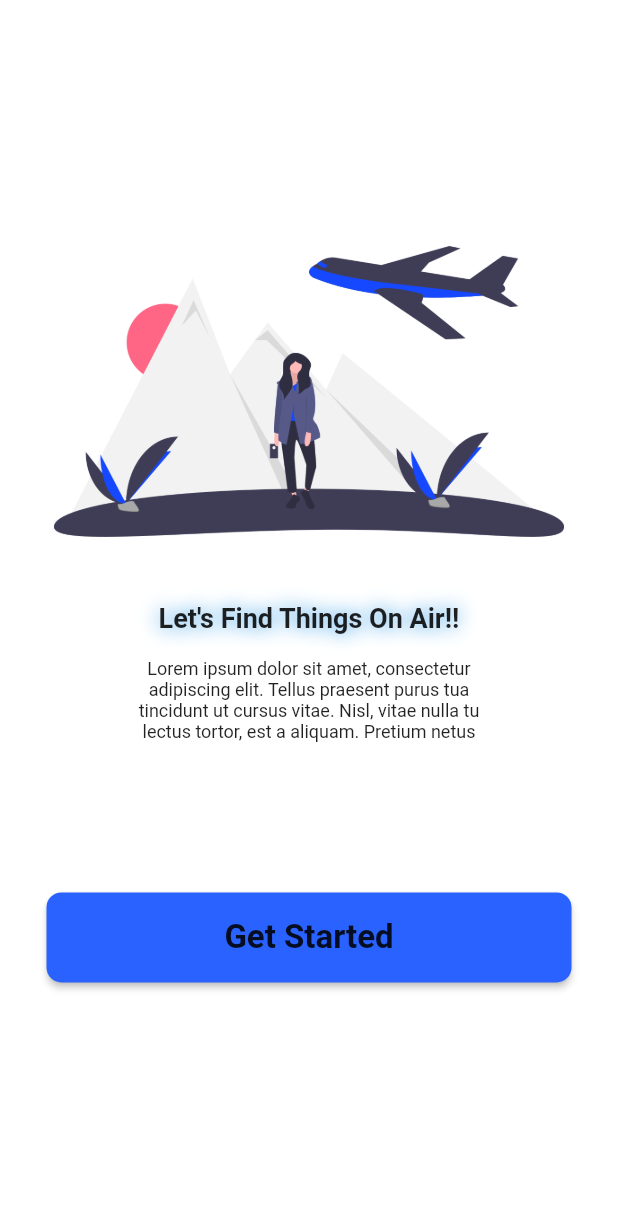
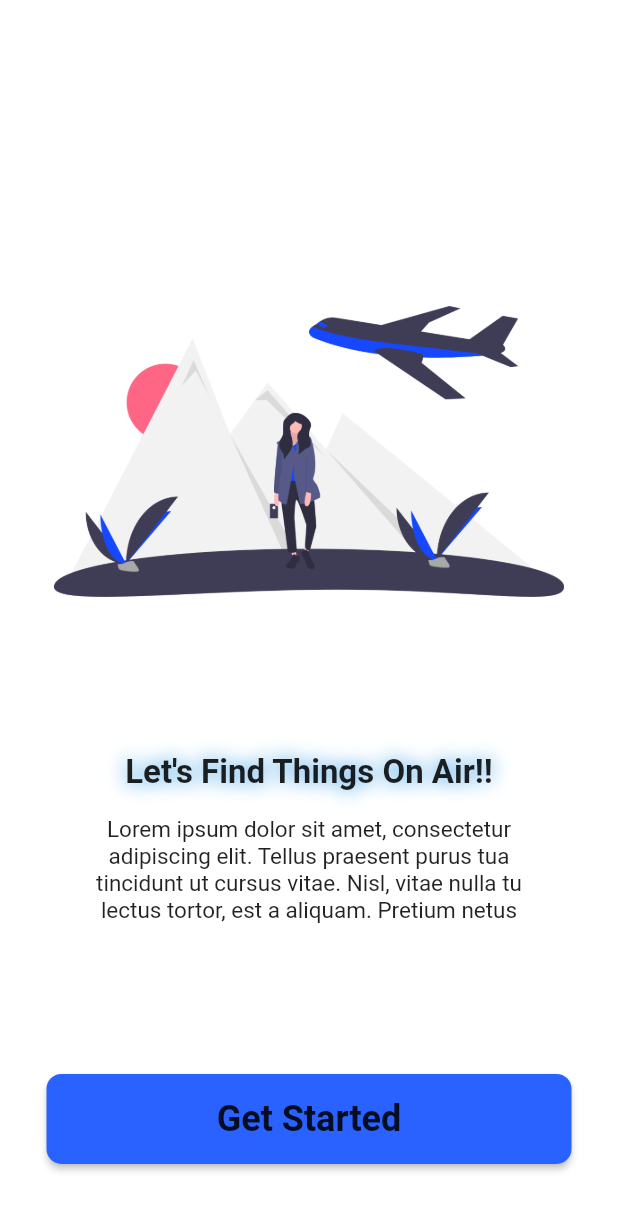
Before and after one commit to gr8rithic/FindEveryoneOnAir, a Flutter app: the screen it shows after launch, on a phone screen of 412 x 824 dp. Shown: the top 1211 px of the screen. Run offline on Flutter 3.47's test engine with Material 2 defaults, Android fonts, the phone set to English and light mode, and no system bars; our stand-ins replace google_fonts.

Commit message:
new features

```diff
--- a/App/find_everyone_on_air/lib/main.dart
+++ b/App/find_everyone_on_air/lib/main.dart
@@ -2,7 +2,7 @@ import 'package:find_everyone_on_air/screens/login.dart';
 import 'package:find_everyone_on_air/screens/registration.dart';
 import 'package:flutter/material.dart';
 import 'package:google_fonts/google_fonts.dart';
-import 'screens/splashscreen.dart';
+import 'screens/homescreen.dart';
 
 void main() {
   runApp(const MyApp());
@@ -17,7 +17,7 @@ class MyApp extends StatelessWidget {
       debugShowCheckedModeBanner: false,
       initialRoute: '/',
       routes: {
-        '/': (context) => const SplashScreen(),
+        '/': (context) => const HomePage(),
         '/registration': (context) => const RegistrationPage(),
         '/login': (context) => const LoginPage(),
       },
--- a/App/find_everyone_on_air/lib/screens/splashscreen.dart
+++ b/App/find_everyone_on_air/lib/screens/homescreen.dart
@@ -1,13 +1,14 @@
 import 'package:flutter/material.dart';
 
-class SplashScreen extends StatelessWidget {
-  const SplashScreen({Key? key}) : super(key: key);
+class HomePage extends StatelessWidget {
+  const HomePage({Key? key}) : super(key: key);
 
   @override
   Widget build(BuildContext context) {
     return MaterialApp(
       debugShowCheckedModeBanner: false,
       home: Scaffold(
+        resizeToAvoidBottomInset: false,
         body: Container(
           color: Colors.white,
           alignment: Alignment.topCenter,
@@ -16,14 +17,14 @@ class SplashScreen extends StatelessWidget {
             mainAxisSize: MainAxisSize.min,
             crossAxisAlignment: CrossAxisAlignment.center,
             children: <Widget>[
-              const Padding(padding: EdgeInsets.all(70)),
+              const Padding(padding: EdgeInsets.all(90)),
               Image.asset('assets/images/journey.png'),
-              const Padding(padding: EdgeInsets.all(10)),
+              const Padding(padding: EdgeInsets.all(40)),
               const Text(
                 "Let's Find Things On Air!!",
                 style: TextStyle(
                     fontWeight: FontWeight.bold,
-                    fontSize: 18,
+                    fontSize: 22,
                     shadows: [
                       Shadow(
                           color: Color.fromARGB(255, 39, 150, 230),
@@ -33,19 +34,19 @@ class SplashScreen extends StatelessWidget {
               const Text(""),
               const Text(
                 "Lorem ipsum dolor sit amet, consectetur",
-                style: TextStyle(fontWeight: FontWeight.normal, fontSize: 12),
+                style: TextStyle(fontWeight: FontWeight.normal, fontSize: 15),
               ),
               const Text(
                 "adipiscing elit. Tellus praesent purus tua",
-                style: TextStyle(fontWeight: FontWeight.normal, fontSize: 12),
+                style: TextStyle(fontWeight: FontWeight.normal, fontSize: 15),
               ),
               const Text(
                 "tincidunt ut cursus vitae. Nisl, vitae nulla tu",
-                style: TextStyle(fontWeight: FontWeight.normal, fontSize: 12),
+                style: TextStyle(fontWeight: FontWeight.normal, fontSize: 15),
               ),
               const Text(
                 "lectus tortor, est a aliquam. Pretium netus",
-                style: TextStyle(fontWeight: FontWeight.normal, fontSize: 12),
+                style: TextStyle(fontWeight: FontWeight.normal, fontSize: 15),
               ),
               const Padding(padding: EdgeInsets.all(50)),
               ButtonTheme(
@@ -56,11 +57,11 @@ class SplashScreen extends StatelessWidget {
                       borderRadius: BorderRadius.circular(10)),
                   color: Colors.blueAccent[700],
                   onPressed: () {
-                    Navigator.pushNamed(context, '/registration');
+                    Navigator.pushNamed(context, '/login');
                   },
                   child: const Text(
                     "Get Started",
-                    style: TextStyle(fontSize: 22, fontWeight: FontWeight.bold),
+                    style: TextStyle(fontSize: 24, fontWeight: FontWeight.bold),
                   ),
                 ),
               )
```
Also changed, not shown: App/find_everyone_on_air/lib/screens/login.dart (+64 -3 lines), App/find_everyone_on_air/lib/screens/registration.dart (+80 -2 lines), 2 other files.
